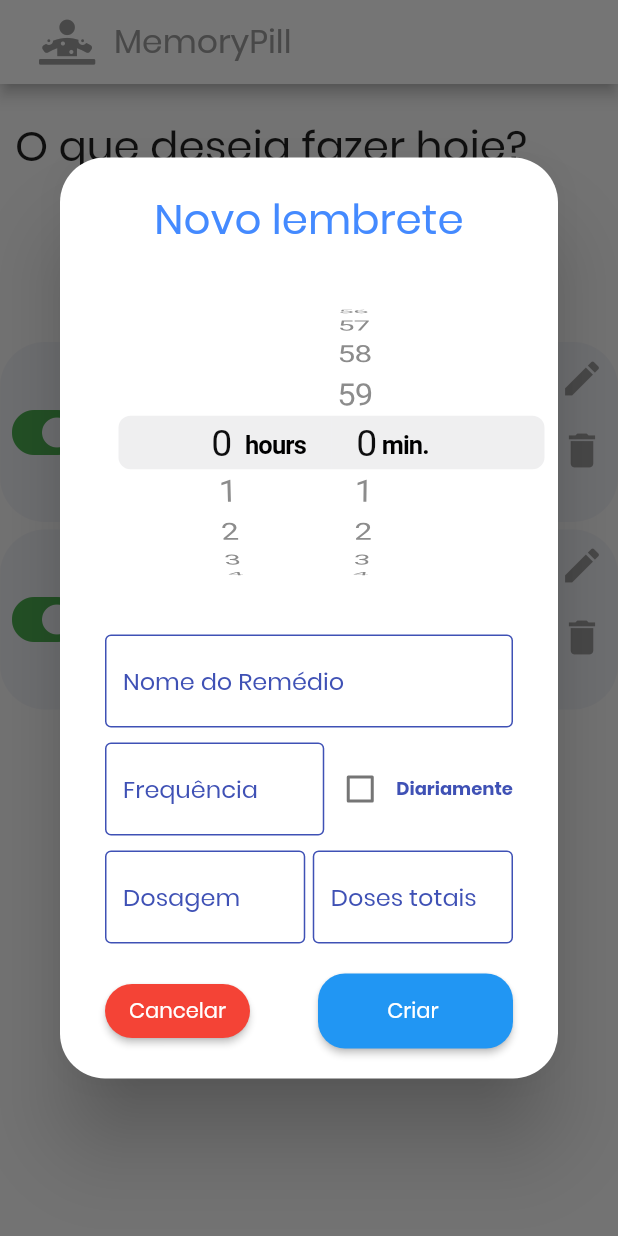
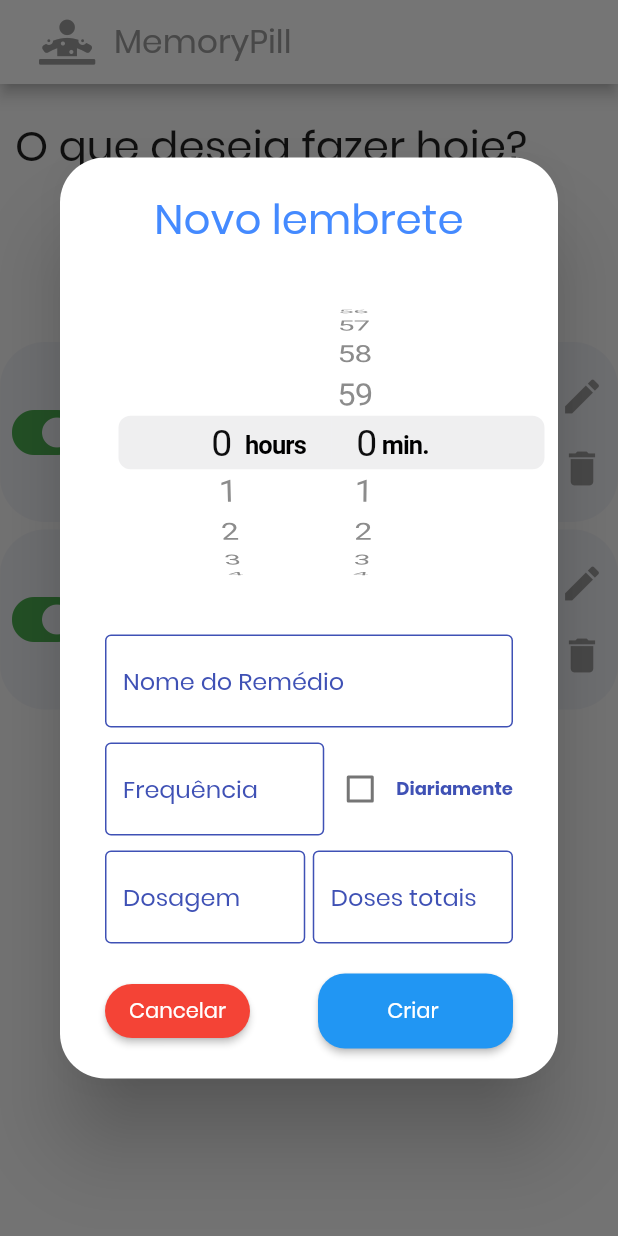
Before and after one commit to gussf/memory_pill, a Flutter app: the screen it shows after launch, after a tap on the "add alert" icon, on a phone screen of 412 x 824 dp. Run offline on Flutter 3.47's test engine with Material 2 defaults, Android fonts, the phone set to English and light mode, and no system bars; our stand-ins replace font_awesome_flutter.

Commit message:
Form validation + UI Changes

```diff
--- a/lib/screens/home_screen.dart
+++ b/lib/screens/home_screen.dart
@@ -9,7 +9,6 @@ import 'package:memory_pill/screens/medicine_form.dart';
 import 'package:memory_pill/screens/app_bar.dart';
 
 class HomeScreen extends StatelessWidget {
-  final _formKey = GlobalKey<FormState>();
 
   @override
   Widget build(BuildContext context) {
@@ -30,7 +29,7 @@ class HomeScreen extends StatelessWidget {
             mainAxisAlignment: MainAxisAlignment.center,
             children: <Widget>[
               customMenuButton(Icon(Icons.add_alert),
-                  () => goToFormScreen(context, _formKey)),
+                  () => goToFormScreen(context)),
             ],
           ),
           SizedBox(height: 20.0),
@@ -41,7 +40,7 @@ class HomeScreen extends StatelessWidget {
   }
 }
 
-void goToFormScreen(BuildContext context, GlobalKey _formKey) {
+void goToFormScreen(BuildContext context) {
   showDialog(
     context: context,
     builder: (BuildContext context) {
--- a/lib/screens/medicine_form.dart
+++ b/lib/screens/medicine_form.dart
@@ -17,11 +17,15 @@ class _MedicineFormScreenState extends State<MedicineFormScreen> {
   int chosenHour, chosenMinutes = 0;
   bool _isDaily = false;
 
+  final _formKey = GlobalKey<FormState>();
+
   @override
   Widget build(BuildContext context) {
     return Dialog(
       shape: RoundedRectangleBorder(borderRadius: BorderRadius.circular(30.0)),
       child: SingleChildScrollView(
+        child: Form(
+          key: _formKey,
           child: Column(
               mainAxisSize: MainAxisSize.min,
               crossAxisAlignment: CrossAxisAlignment.center,
@@ -34,42 +38,12 @@ class _MedicineFormScreenState extends State<MedicineFormScreen> {
                 SizedBox(height: 10.0),
                 _showDosageInfoInput(),
                 SizedBox(height: 20.0),
-              Container(
-                padding: EdgeInsets.only(left: 30.0, right: 30.0),
-                child: Row(
-                  mainAxisAlignment: MainAxisAlignment.spaceBetween,
-                  children: <Widget>[
-                    RaisedButton(
-                      child: Text(
-                        "Cancelar",
-                        style: TextStyle(color: Colors.white),
-                      ),
-                      color: Colors.red,
-                      shape: RoundedRectangleBorder(
-                          borderRadius: new BorderRadius.circular(18.0)),
-                      onPressed: () {},
-                    ),
-                    ButtonTheme(
-                      height: 50.0,
-                      minWidth: 130.0,
-                      child: RaisedButton(
-                        child: Text(
-                          "Criar ",
-                          style: TextStyle(color: Colors.white),
-                        ),
-                        color: Colors.blue,
-                        shape: RoundedRectangleBorder(
-                            borderRadius: new BorderRadius.circular(18.0)),
-                        onPressed: () {},
-                      ),
-                    )
-                  ],
-                ),
-              ),
+                _showSubmitButtons(_formKey),
                 SizedBox(
                   height: 20.0,
                 )
               ]),
+        ),
       ),
     );
   }
@@ -192,6 +166,46 @@ class _MedicineFormScreenState extends State<MedicineFormScreen> {
   }
 }
 
+Widget _showSubmitButtons(_formKey) {
+  return Container(
+    padding: EdgeInsets.only(left: 30.0, right: 30.0),
+    child: Row(
+      mainAxisAlignment: MainAxisAlignment.spaceBetween,
+      children: <Widget>[
+        RaisedButton(
+          child: Text(
+            "Cancelar",
+            style: TextStyle(color: Colors.white),
+          ),
+          color: Colors.red,
+          shape: RoundedRectangleBorder(
+              borderRadius: new BorderRadius.circular(18.0)),
+          onPressed: () {},
+        ),
+        ButtonTheme(
+          height: 50.0,
+          minWidth: 130.0,
+          child: RaisedButton(
+            child: Text(
+              "Criar ",
+              style: TextStyle(color: Colors.white),
+            ),
+            color: Colors.blue,
+            shape: RoundedRectangleBorder(
+                borderRadius: new BorderRadius.circular(18.0)),
+            onPressed: () {
+              if (_formKey.currentState.validate()) {
+                print("Ok");
+
+              }
+            },
+          ),
+        )
+      ],
+    ),
+  );
+}
+
 class FormHeader extends StatelessWidget {
   @override
   Widget build(BuildContext context) {
--- a/lib/screens/medicine_schedule_list.dart
+++ b/lib/screens/medicine_schedule_list.dart
@@ -26,6 +26,7 @@ Widget medicineSchedule(Medicine medicine) {
           child: medicineRemainingDosesInfo(medicine),
         ),
         Column(
+          mainAxisAlignment: MainAxisAlignment.center,
           children: <Widget>[
             IconButton(
               icon: Icon(Icons.edit, size: 30.0, color: Colors.grey),
```
Also changed, not shown: lib/widgets/custom_form_field.dart (+25 -1 lines). Lines whose indentation alone changed are shown as unchanged.
